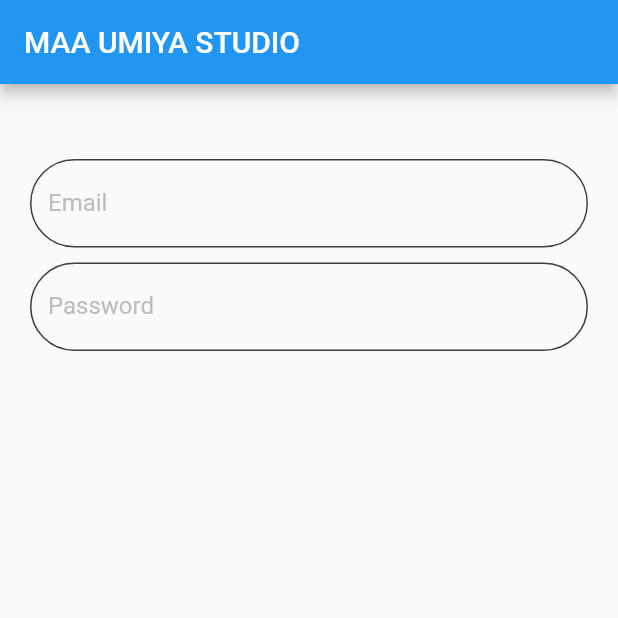
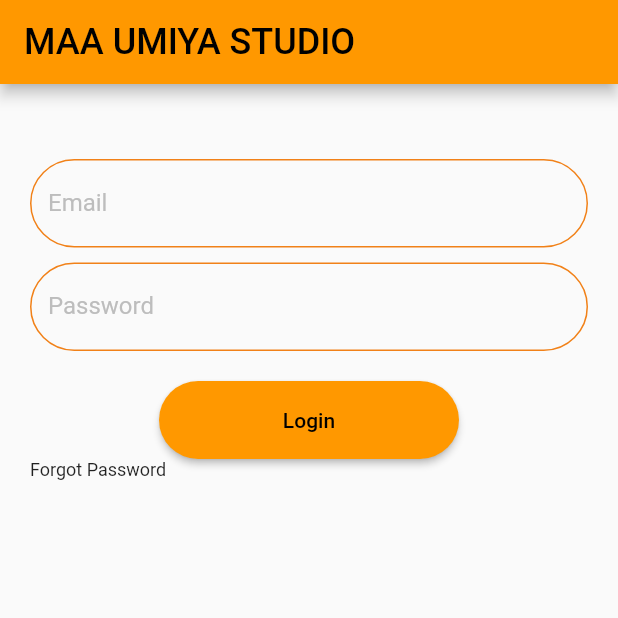
Before and after one commit to Drupal-Patel/practise, a Flutter app: the screen it shows after launch, on a phone screen of 412 x 824 dp, the top half of it. Run offline on Flutter 3.47's test engine with Material 2 defaults, Android fonts, the phone set to English and light mode, and no system bars.

Commit message:
login page add

```diff
--- /dev/null
+++ b/lib/Login_Page/login_page_screen.dart
@@ -0,0 +1,85 @@
+import 'package:flutter/material.dart';
+
+class LoginPage extends StatelessWidget {
+  const LoginPage({
+    super.key,
+  });
+
+  @override
+  Widget build(BuildContext context) {
+    return Column(
+      children: [
+        Padding(
+          padding: const EdgeInsets.only(top: 50, left: 20, right: 20),
+          child: TextField(
+            decoration: InputDecoration(
+              labelText: 'Email',
+              labelStyle: TextStyle(
+                color: Colors.grey[400],
+                fontSize: 16.0,
+              ),
+              enabledBorder: OutlineInputBorder(
+                borderSide:
+                    const BorderSide(color: Color.fromARGB(255, 241, 129, 24)),
+                borderRadius: BorderRadius.circular(30.0),
+              ),
+              focusedBorder: OutlineInputBorder(
+                borderSide: const BorderSide(color: Colors.blue),
+                borderRadius: BorderRadius.circular(30.0),
+              ),
+            ),
+          ),
+        ),
+        const SizedBox(
+          height: 10,
+        ),
+        Padding(
+          padding: const EdgeInsets.only(left: 20, right: 20),
+          child: TextField(
+            decoration: InputDecoration(
+              labelText: 'Password',
+              labelStyle: TextStyle(
+                color: Colors.grey[400],
+                fontSize: 16.0,
+              ),
+              enabledBorder: OutlineInputBorder(
+                borderSide:
+                    const BorderSide(color: Color.fromARGB(255, 241, 129, 24)),
+                borderRadius: BorderRadius.circular(30.0),
+              ),
+              focusedBorder: OutlineInputBorder(
+                borderSide: const BorderSide(color: Colors.blue),
+                borderRadius: BorderRadius.circular(30.0),
+              ),
+            ),
+          ),
+        ),
+        const SizedBox(
+          height: 20,
+        ),
+        ElevatedButton(
+          onPressed: () {},
+          style: ElevatedButton.styleFrom(
+            backgroundColor: Colors.orange,
+            shape: RoundedRectangleBorder(
+              borderRadius: BorderRadius.circular(32.0),
+            ),
+            minimumSize: const Size(200.0, 52.0),
+          ),
+          child: const Text('Login'),
+        ),
+        Row(
+          children: const [
+            Padding(
+              padding: EdgeInsets.only(left: 20, right: 20),
+              child: Text(
+                'Forgot Password',
+                style: TextStyle(fontSize: 12),
+              ),
+            ),
+          ],
+        ),
+      ],
+    );
+  }
+}
--- a/lib/Splash_Screen/splash_screen.dart
+++ b/lib/Splash_Screen/splash_screen.dart
@@ -25,6 +25,7 @@ class _SplashState extends State<Splash> {
   @override
   Widget build(BuildContext context) {
     return Scaffold(
+      backgroundColor: Color.fromARGB(255, 223, 144, 26),
       body: Center(
         child: Container(
           decoration: const BoxDecoration(
--- a/lib/main.dart
+++ b/lib/main.dart
@@ -1,4 +1,5 @@
 import 'package:flutter/material.dart';
+import 'package:practise/Login_Page/login_page_screen.dart';
 import 'package:practise/Splash_Screen/splash_screen.dart';
 
 void main() {
@@ -11,9 +12,10 @@ class MyApp extends StatelessWidget {
   @override
   Widget build(BuildContext context) {
     return MaterialApp(
-      title: 'Flutter Demo',
+      debugShowCheckedModeBanner: false,
+      title: 'DHPATEL',
       theme: ThemeData(
-        primarySwatch: Colors.blue,
+        primarySwatch: Colors.orange,
       ),
       home: const Splash(),
     );
@@ -27,57 +29,12 @@ class MyHomePage extends StatelessWidget {
   Widget build(BuildContext context) {
     return Scaffold(
       appBar: AppBar(
-        title: const Text('MAA UMIYA STUDIO'),
+        title: const Text(
+          'MAA UMIYA STUDIO',
+          style: TextStyle(fontSize: 24),
+        ),
       ),
-      body: Column(
-        children: [
-          Padding(
-            padding: const EdgeInsets.only(top: 50, left: 20, right: 20),
-            child: TextField(
-              decoration: InputDecoration(
-                labelText: 'Email',
-                labelStyle: TextStyle(
-                  color: Colors.grey[400],
-                  fontSize: 16.0,
-                ),
-                enabledBorder: OutlineInputBorder(
-                  borderSide:
-                      const BorderSide(color: Color.fromARGB(255, 65, 63, 63)),
-                  borderRadius: BorderRadius.circular(30.0),
-                ),
-                focusedBorder: OutlineInputBorder(
-                  borderSide: const BorderSide(color: Colors.blue),
-                  borderRadius: BorderRadius.circular(30.0),
-                ),
-              ),
-            ),
-          ),
-          const SizedBox(
-            height: 10,
-          ),
-          Padding(
-            padding: const EdgeInsets.only(left: 20, right: 20),
-            child: TextField(
-              decoration: InputDecoration(
-                labelText: 'Password',
-                labelStyle: TextStyle(
-                  color: Colors.grey[400],
-                  fontSize: 16.0,
-                ),
-                enabledBorder: OutlineInputBorder(
-                  borderSide:
-                      const BorderSide(color: Color.fromARGB(255, 65, 63, 63)),
-                  borderRadius: BorderRadius.circular(30.0),
-                ),
-                focusedBorder: OutlineInputBorder(
-                  borderSide: const BorderSide(color: Colors.blue),
-                  borderRadius: BorderRadius.circular(30.0),
-                ),
-              ),
-            ),
-          ),
-        ],
-      ),
+      body: const LoginPage(),
     );
   }
 }
```
